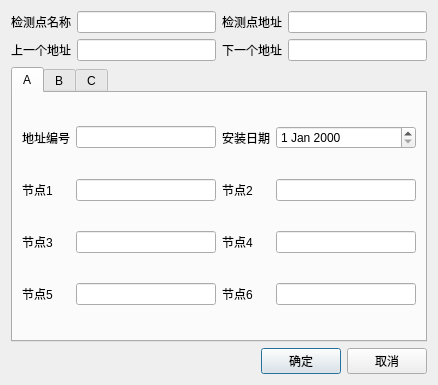
Old version of the form AddTerminalDlg.ui in the repository wanlong1215/test.
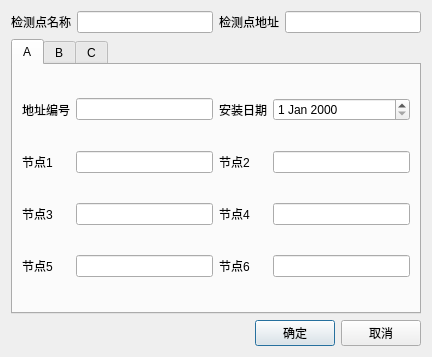
New version of the form.

```diff
--- a/AddTerminalDlg.ui
+++ b/AddTerminalDlg.ui
@@ -6,8 +6,8 @@
    <rect>
     <x>0</x>
     <y>0</y>
-    <width>438</width>
-    <height>349</height>
+    <width>432</width>
+    <height>331</height>
    </rect>
   </property>
   <property name="windowTitle">
@@ -23,8 +23,8 @@
        </property>
       </widget>
      </item>
-     <item row="0" column="1">
-      <widget class="QLineEdit" name="leMonitorName"/>
+     <item row="0" column="3">
+      <widget class="QLineEdit" name="leMonitorAddr"/>
      </item>
      <item row="0" column="2">
       <widget class="QLabel" name="label_6">
@@ -33,28 +33,8 @@
        </property>
       </widget>
      </item>
-     <item row="0" column="3">
-      <widget class="QLineEdit" name="leMonitorAddr"/>
-     </item>
-     <item row="1" column="0">
-      <widget class="QLabel" name="label_7">
-       <property name="text">
-        <string>上一个地址</string>
-       </property>
-      </widget>
-     </item>
-     <item row="1" column="1">
-      <widget class="QLineEdit" name="lePreMonitorAddr"/>
-     </item>
-     <item row="1" column="2">
-      <widget class="QLabel" name="label_8">
-       <property name="text">
-        <string>下一个地址</string>
-       </property>
-      </widget>
-     </item>
-     <item row="1" column="3">
-      <widget class="QLineEdit" name="leNextMonitorAddr"/>
+     <item row="0" column="1">
+      <widget class="QLineEdit" name="leMonitorName"/>
      </item>
     </layout>
    </item>
```
